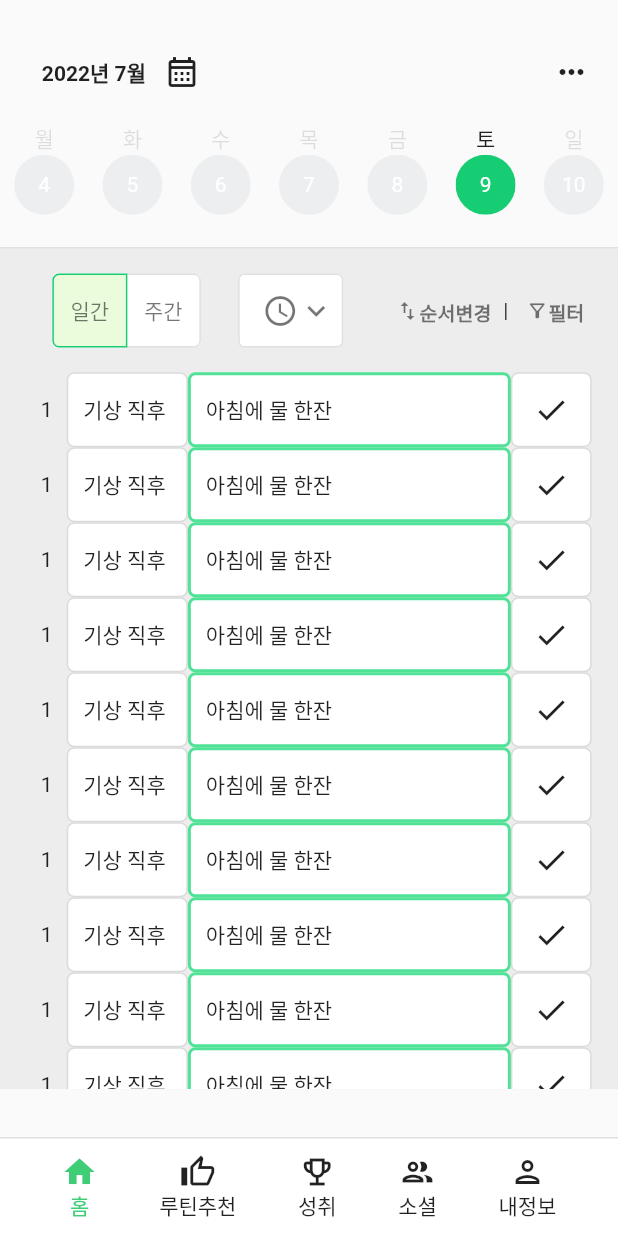
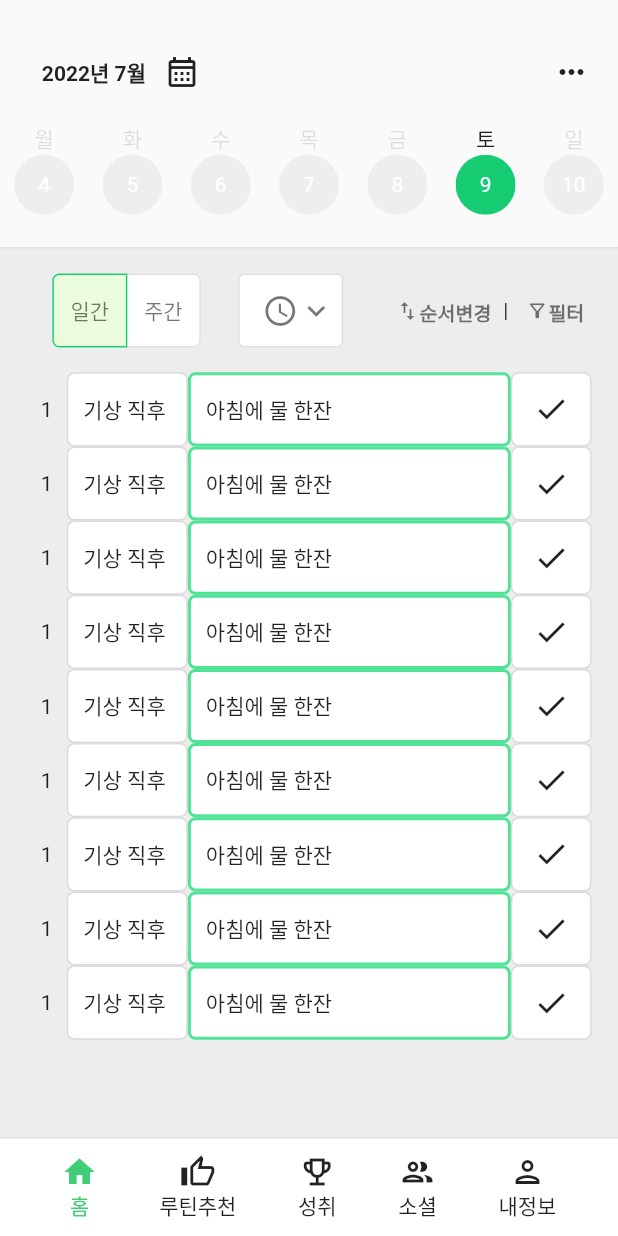
Before and after one commit to younhui97/MyRoutineCloneProj, a Flutter app: the screen it shows after launch, on a phone screen of 412 x 824 dp. Run offline on Flutter 3.47's test engine with Material 2 defaults, Android fonts, the phone set to English and light mode, and no system bars; Roboto replaces fonts that are missing (pr).

Commit message:
레이아웃 비율 줘서 정리함 아직 근데 하단에 공간 남음

```diff
--- a/lib/main_page.dart
+++ b/lib/main_page.dart
@@ -88,10 +88,10 @@ class _MainPageState extends State<MainPage>{
                   ),
 
                   Container(
-                    height: MediaQuery.of(context).size.height*0.68,
+                    height: MediaQuery.of(context).size.height*0.72,
                     color: const Color(0xFFEDEDED),
                     child: Column(
-                      mainAxisAlignment: MainAxisAlignment.spaceBetween,
+                      mainAxisAlignment: MainAxisAlignment.start,
                       children: [
                         // Container(
                         //   decoration: BoxDecoration(
--- a/lib/rlist.dart
+++ b/lib/rlist.dart
@@ -8,9 +8,10 @@ class Rlist extends StatelessWidget{
     return Column(
       children: [
         SizedBox(
-          height: MediaQuery.of(context).size.height*0.58,
+          height: MediaQuery.of(context).size.height*0.54,
           width: MediaQuery.of(context).size.width*0.98,
           child: ListView.builder(
+            padding: EdgeInsets.zero,
             shrinkWrap: true,
             itemCount: 10,
             itemBuilder: (BuildContext context, int index) {
@@ -21,7 +22,7 @@ class Rlist extends StatelessWidget{
                     child:
                     SizedBox(
                       width: 30,
-                      height: 50,
+                      height: MediaQuery.of(context).size.height*0.06,
                     ),
                   ),
                   Expanded(
@@ -29,7 +30,7 @@ class Rlist extends StatelessWidget{
                     child:
                       SizedBox(
                       width: 30,
-                      height: 50,
+                      height: MediaQuery.of(context).size.height*0.06,
                       child: Center(
                         child: Text("1",style: TextStyle(),),
                       ),
@@ -39,8 +40,7 @@ class Rlist extends StatelessWidget{
                     flex:6,
                     child:
                       Container(
-                        width: 100,
-                        height: 50,
+                        width: 100, height: MediaQuery.of(context).size.height*0.06,
                         decoration: BoxDecoration(
                           border: Border.all(color: Color(0xFFDBDBDB), width: 1),
                           color: Colors.white,
@@ -63,7 +63,7 @@ class Rlist extends StatelessWidget{
                     child:
                     Container(
                       // width: MediaQuery.of(context).size.width-210,
-                        height: 50,
+                        height: MediaQuery.of(context).size.height*0.06,
                         decoration: BoxDecoration(
                           border: Border.all(color: Color(0xFF50e397), width: 2),
                           color: Colors.white,
@@ -85,8 +85,7 @@ class Rlist extends StatelessWidget{
                     flex: 4,
                     child:
                       Container(
-                    width: 50,
-                    height: 50,
+                    width: 50, height: MediaQuery.of(context).size.height*0.06,
                     decoration: BoxDecoration(
                       border: Border.all(color: Color(0xFFDBDBDB), width: 1),
                       color: Colors.white,
@@ -101,7 +100,7 @@ class Rlist extends StatelessWidget{
                     child:
                     SizedBox(
                       width: 30,
-                      height: 50,
+                      height: MediaQuery.of(context).size.height*0.06,
                       ),
                     ), //넷째칸
                 ],
```
